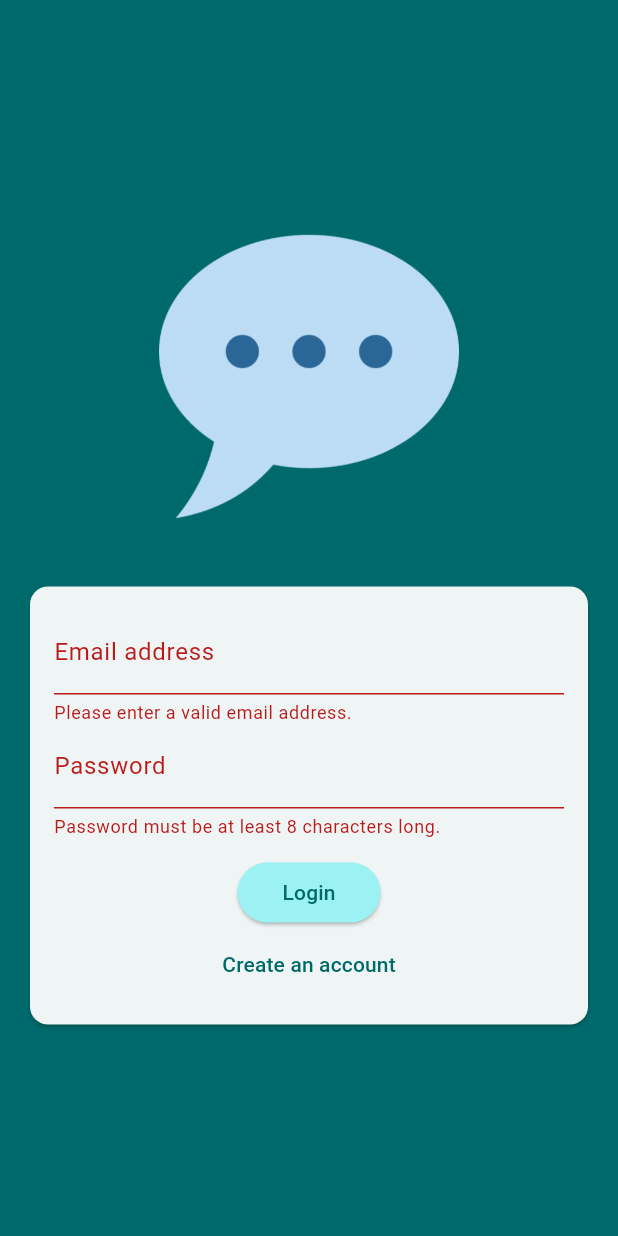
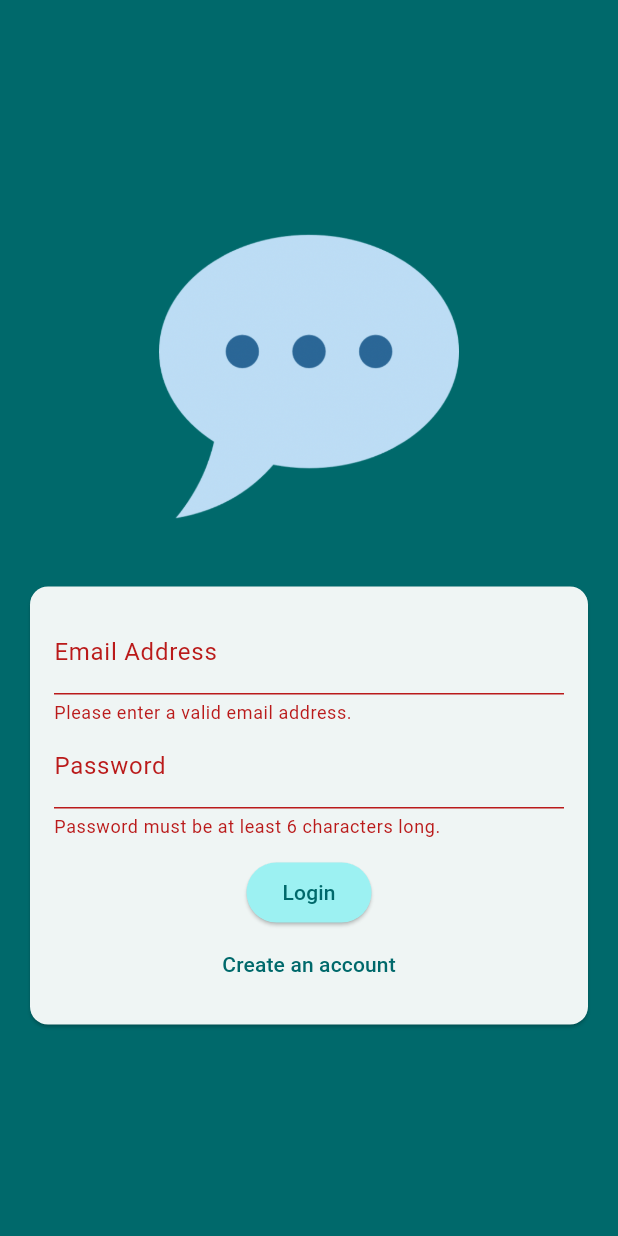
Before and after one commit to QilinXSengheng/lorlerknamsa, a Flutter app: the screen it shows after launch, after a tap on "Login", on a phone screen of 412 x 824 dp. Run offline on Flutter 3.47's test engine with Material 3 defaults, Android fonts, the phone set to English and light mode, and no system bars; our stand-ins replace firebase_auth, firebase_core; accounts and stored records are empty.

Commit message:
handle authentication, store and fetch data from firebase

```diff
--- a/lib/main.dart
+++ b/lib/main.dart
@@ -4,6 +4,7 @@ import 'package:firebase_core/firebase_core.dart';
 import 'firebase_options.dart';
 
 void main() async {
+  WidgetsFlutterBinding.ensureInitialized();
   await Firebase.initializeApp(
   options: DefaultFirebaseOptions.currentPlatform,
 );
--- a/lib/screens/auth.dart
+++ b/lib/screens/auth.dart
@@ -1,27 +1,53 @@
 import 'package:flutter/material.dart';
+import 'package:firebase_auth/firebase_auth.dart';
+
+final _firebase = FirebaseAuth.instance;
 
 class AuthScreen extends StatefulWidget {
   const AuthScreen({super.key});
 
   @override
-  State<AuthScreen> createState() => _AuthScreenState();
+  State<AuthScreen> createState() {
+    return _AuthScreenState();
+  }
 }
 
 class _AuthScreenState extends State<AuthScreen> {
-
   final _form = GlobalKey<FormState>();
 
   var _isLogin = true;
   var _enteredEmail = '';
   var _enteredPassword = '';
 
-  void _submit() {
+  void _submit() async {
     final isValid = _form.currentState!.validate();
 
-    if (isValid) {
-      _form.currentState!.save();
+    if (!isValid) {
+      return;
+    }
 
+    _form.currentState!.save();
 
+    try {
+      if (_isLogin) {
+        final userCredentials = await _firebase.signInWithEmailAndPassword(
+            email: _enteredEmail, password: _enteredPassword);
+        print(userCredentials);
+      } else {
+        final userCredentials = await _firebase.createUserWithEmailAndPassword(
+            email: _enteredEmail, password: _enteredPassword);
+        print(userCredentials);
+      }
+    } on FirebaseAuthException catch (error) {
+      if (error.code == 'email-already-in-use') {
+        // ...
+      }
+      ScaffoldMessenger.of(context).clearSnackBars();
+      ScaffoldMessenger.of(context).showSnackBar(
+        SnackBar(
+          content: Text(error.message ?? 'Authentication failed.'),
+        ),
+      );
     }
   }
 
@@ -36,7 +62,11 @@ class _AuthScreenState extends State<AuthScreen> {
             children: [
               Container(
                 margin: const EdgeInsets.only(
-                    bottom: 20, top: 30, left: 20, right: 20),
+                  top: 30,
+                  bottom: 20,
+                  left: 20,
+                  right: 20,
+                ),
                 width: 200,
                 child: Image.asset('assets/images/chat.png'),
               ),
@@ -51,9 +81,9 @@ class _AuthScreenState extends State<AuthScreen> {
                         mainAxisSize: MainAxisSize.min,
                         children: [
                           TextFormField(
+                            decoration: const InputDecoration(
+                                labelText: 'Email Address'),
                             keyboardType: TextInputType.emailAddress,
-                            decoration: const InputDecoration(
-                                labelText: 'Email address'),
                             autocorrect: false,
                             textCapitalization: TextCapitalization.none,
                             validator: (value) {
@@ -62,6 +92,7 @@ class _AuthScreenState extends State<AuthScreen> {
                                   !value.contains('@')) {
                                 return 'Please enter a valid email address.';
                               }
+
                               return null;
                             },
                             onSaved: (value) {
@@ -72,16 +103,13 @@ class _AuthScreenState extends State<AuthScreen> {
                             decoration:
                                 const InputDecoration(labelText: 'Password'),
                             obscureText: true,
-                            autocorrect: false,
                             validator: (value) {
-                              if (value == null ||
-                                  value.trim().isEmpty ||
-                                  value.trim().length < 8) {
-                                return 'Password must be at least 8 characters long.';
+                              if (value == null || value.trim().length < 6) {
+                                return 'Password must be at least 6 characters long.';
                               }
                               return null;
                             },
-                             onSaved: (value) {
+                            onSaved: (value) {
                               _enteredPassword = value!;
                             },
                           ),
@@ -92,13 +120,8 @@ class _AuthScreenState extends State<AuthScreen> {
                               backgroundColor: Theme.of(context)
                                   .colorScheme
                                   .primaryContainer,
-                              shape: RoundedRectangleBorder(
-                                borderRadius: BorderRadius.circular(20),
-                              ),
-                              padding: const EdgeInsets.symmetric(
-                                  horizontal: 30, vertical: 8),
                             ),
-                            child: Text(_isLogin ? 'Login' : 'Sign Up!'),
+                            child: Text(_isLogin ? 'Login' : 'Signup'),
                           ),
                           TextButton(
                             onPressed: () {
```
